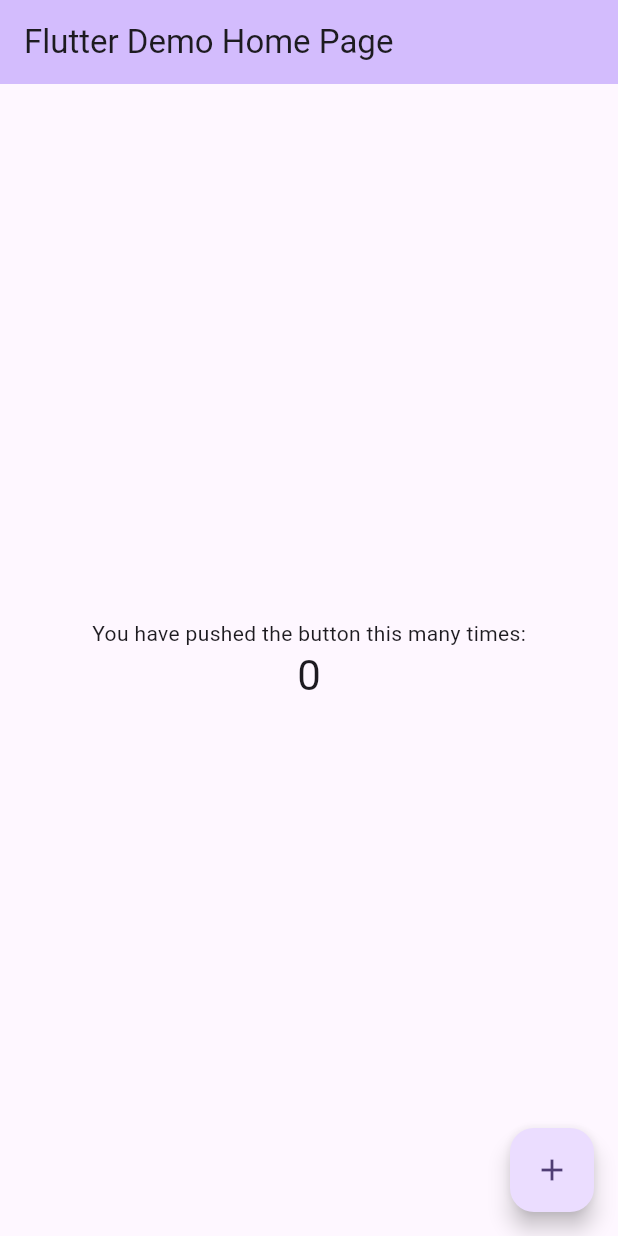
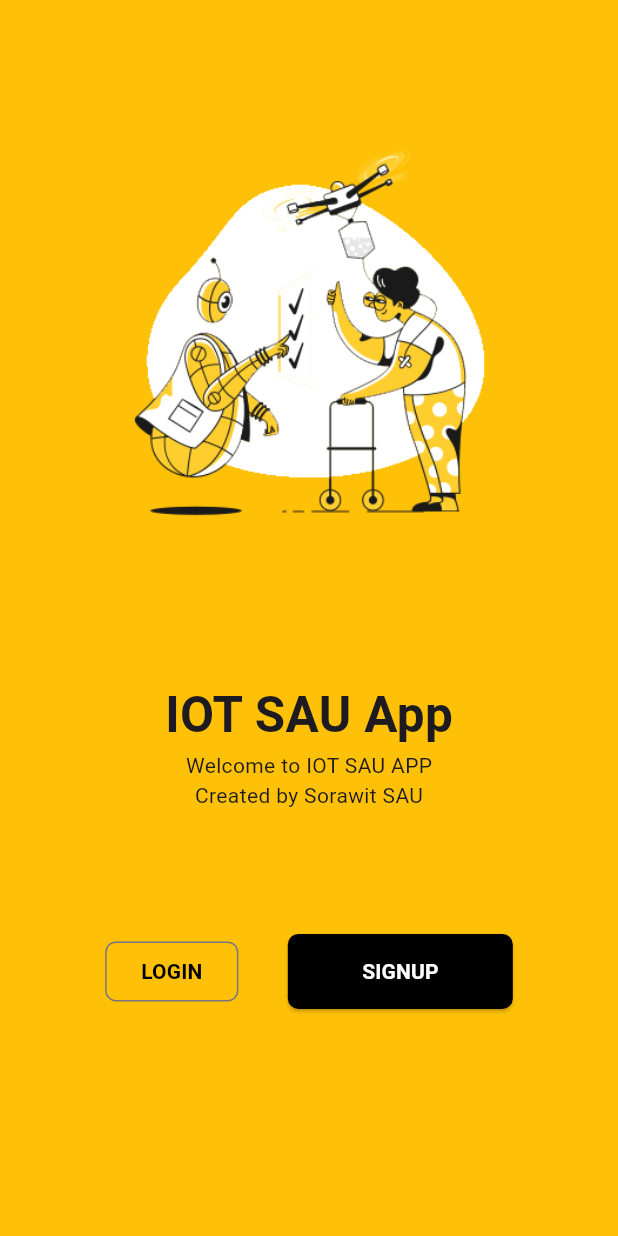
Before and after one commit to lSoLoVEl/iot_sau_first_mobile_project, a Flutter app: the screen it shows after launch, on a phone screen of 412 x 824 dp. Run offline on Flutter 3.47's test engine with Material 3 defaults, Android fonts, the phone set to English and light mode, and no system bars.

Commit message:
v1.2:ทำหน้าจอแรกเข้าใช้ของแอป พร้อมมีร

```diff
--- a/lib/main.dart
+++ b/lib/main.dart
@@ -1,125 +1,25 @@
 import 'package:flutter/material.dart';
+import 'package:iot_sau_frist_mobile_project/views/welcome_ui.dart';
+void main(){
+  runApp(
+    IOTSAUFirstMobile(),
+    );
+  //เรียกใช้ คลาส ที่เรียกใช้งาน widget หลักของแอป& : MaterialApp()
+}
+//++++++++++++++++++++++++++++++++++++++++++++++++++++++
+class IOTSAUFirstMobile extends StatefulWidget {
+  const IOTSAUFirstMobile({super.key});
 
-void main() {
-  runApp(const MyApp());
+  @override
+  State<IOTSAUFirstMobile> createState() => _IOTSAUFirstMobileState();
 }
 
-class MyApp extends StatelessWidget {
-  const MyApp({super.key});
-
-  // This widget is the root of your application.
+class _IOTSAUFirstMobileState extends State<IOTSAUFirstMobile> {
   @override
   Widget build(BuildContext context) {
     return MaterialApp(
-      title: 'Flutter Demo',
-      theme: ThemeData(
-        // This is the theme of your application.
-        //
-        // TRY THIS: Try running your application with "flutter run". You'll see
-        // the application has a purple toolbar. Then, without quitting the app,
-        // try changing the seedColor in the colorScheme below to Colors.green
-        // and then invoke "hot reload" (save your changes or press the "hot
-        // reload" button in a Flutter-supported IDE, or press "r" if you used
-        // the command line to start the app).
-        //
-        // Notice that the counter didn't reset back to zero; the application
-        // state is not lost during the reload. To reset the state, use hot
-        // restart instead.
-        //
-        // This works for code too, not just values: Most code changes can be
-        // tested with just a hot reload.
-        colorScheme: ColorScheme.fromSeed(seedColor: Colors.deepPurple),
-        useMaterial3: true,
-      ),
-      home: const MyHomePage(title: 'Flutter Demo Home Page'),
+      debugShowCheckedModeBanner: false,
+      home:WelcomeUI(),
     );
   }
 }
-
-class MyHomePage extends StatefulWidget {
-  const MyHomePage({super.key, required this.title});
-
-  // This widget is the home page of your application. It is stateful, meaning
-  // that it has a State object (defined below) that contains fields that affect
-  // how it looks.
-
-  // This class is the configuration for the state. It holds the values (in this
-  // case the title) provided by the parent (in this case the App widget) and
-  // used by the build method of the State. Fields in a Widget subclass are
-  // always marked "final".
-
-  final String title;
-
-  @override
-  State<MyHomePage> createState() => _MyHomePageState();
-}
-
-class _MyHomePageState extends State<MyHomePage> {
-  int _counter = 0;
-
-  void _incrementCounter() {
-    setState(() {
-      // This call to setState tells the Flutter framework that something has
-      // changed in this State, which causes it to rerun the build method below
-      // so that the display can reflect the updated values. If we changed
-      // _counter without calling setState(), then the build method would not be
-      // called again, and so nothing would appear to happen.
-      _counter++;
-    });
-  }
-
-  @override
-  Widget build(BuildContext context) {
-    // This method is rerun every time setState is called, for instance as done
-    // by the _incrementCounter method above.
-    //
-    // The Flutter framework has been optimized to make rerunning build methods
-    // fast, so that you can just rebuild anything that needs updating rather
-    // than having to individually change instances of widgets.
-    return Scaffold(
-      appBar: AppBar(
-        // TRY THIS: Try changing the color here to a specific color (to
-        // Colors.amber, perhaps?) and trigger a hot reload to see the AppBar
-        // change color while the other colors stay the same.
-        backgroundColor: Theme.of(context).colorScheme.inversePrimary,
-        // Here we take the value from the MyHomePage object that was created by
-        // the App.build method, and use it to set our appbar title.
-        title: Text(widget.title),
-      ),
-      body: Center(
-        // Center is a layout widget. It takes a single child and positions it
-        // in the middle of the parent.
-        child: Column(
-          // Column is also a layout widget. It takes a list of children and
-          // arranges them vertically. By default, it sizes itself to fit its
-          // children horizontally, and tries to be as tall as its parent.
-          //
-          // Column has various properties to control how it sizes itself and
-          // how it positions its children. Here we use mainAxisAlignment to
-          // center the children vertically; the main axis here is the vertical
-          // axis because Columns are vertical (the cross axis would be
-          // horizontal).
-          //
-          // TRY THIS: Invoke "debug painting" (choose the "Toggle Debug Paint"
-          // action in the IDE, or press "p" in the console), to see the
-          // wireframe for each widget.
-          mainAxisAlignment: MainAxisAlignment.center,
-          children: <Widget>[
-            const Text(
-              'You have pushed the button this many times:',
-            ),
-            Text(
-              '$_counter',
-              style: Theme.of(context).textTheme.headlineMedium,
-            ),
-          ],
-        ),
-      ),
-      floatingActionButton: FloatingActionButton(
-        onPressed: _incrementCounter,
-        tooltip: 'Increment',
-        child: const Icon(Icons.add),
-      ), // This trailing comma makes auto-formatting nicer for build methods.
-    );
-  }
-}
--- /dev/null
+++ b/lib/views/signin_ui.dart
@@ -0,0 +1,15 @@
+import 'package:flutter/material.dart';
+
+class SigninUI extends StatefulWidget {
+  const SigninUI({super.key});
+
+  @override
+  State<SigninUI> createState() => _SigninUIState();
+}
+
+class _SigninUIState extends State<SigninUI> {
+  @override
+  Widget build(BuildContext context) {
+    return  Scaffold();
+  }
+}
--- /dev/null
+++ b/lib/views/signup_ui.dart
@@ -0,0 +1,15 @@
+import 'package:flutter/material.dart';
+
+class SignupUI extends StatefulWidget {
+  const SignupUI({super.key});
+
+  @override
+  State<SignupUI> createState() => _SignupUIState();
+}
+
+class _SignupUIState extends State<SignupUI> {
+  @override
+  Widget build(BuildContext context) {
+    return  Scaffold();
+  }
+}
--- /dev/null
+++ b/lib/views/welcome_ui.dart
@@ -0,0 +1,98 @@
+// ignore_for_file: sort_child_properties_last
+
+import 'package:flutter/material.dart';
+
+class WelcomeUI extends StatefulWidget {
+  const WelcomeUI({super.key});
+
+  @override
+  State<WelcomeUI> createState() => _WelcomeUIState();
+}
+
+class _WelcomeUIState extends State<WelcomeUI> {
+  @override
+  Widget build(BuildContext context) {
+    return Scaffold(
+      backgroundColor: Colors.amber,
+      body: Center(
+        child: Column(
+          children: [
+            SizedBox(
+              height: MediaQuery.of(context).size.height * 0.1,
+            ),
+            Image.asset(
+              'assets/images/logo.png',
+              //width: 250.0, คนใช้หน้าจอใหญ่ก๋เล็กเท่าเดิม
+              width: MediaQuery.of(context).size.width * 0.7,
+            ),
+            SizedBox(
+              height: MediaQuery.of(context).size.height * 0.1,
+            ),
+            Text(
+              'IOT SAU App',
+              style: TextStyle(
+                fontSize: MediaQuery.of(context).size.height * 0.04,
+                fontWeight: FontWeight.bold,
+              ),
+            ),
+            Text(
+              'Welcome to IOT SAU APP',
+            ),
+            Text(
+              'Created by Sorawit SAU',
+            ),
+            SizedBox(
+              height: MediaQuery.of(context).size.height * 0.1,
+            ),
+            Row(
+              mainAxisAlignment: MainAxisAlignment.center,
+              children: [
+                OutlinedButton(
+                  onPressed: () {},
+                  child: Text(
+                    'LOGIN',
+                    style: TextStyle(
+                      fontWeight: FontWeight.bold,
+                      color: Colors.black,
+                    ),
+                  ),
+                  style: OutlinedButton.styleFrom(
+                    shape: RoundedRectangleBorder(
+                      borderRadius: BorderRadius.circular(
+                          7.0), //แนะนำให้ใส่เป้นตัวเลขกำหนดไปเลย
+                    ),
+                  ),
+                ),
+                SizedBox(
+                  width: MediaQuery.of(context).size.height * 0.04,
+                ),
+                ElevatedButton(
+                  onPressed: () {},
+                  child: Text(
+                    'SIGNUP',
+                    style: TextStyle(
+                      fontWeight: FontWeight.bold,
+                      color: Colors.white,
+
+                    ),
+                  ),
+                  style: ElevatedButton.styleFrom(
+                    fixedSize: Size(
+                      150,50
+                    ),
+                    backgroundColor: Colors.black,
+                    shape: RoundedRectangleBorder(
+                      borderRadius: BorderRadius.circular(
+                          7.0), //แนะนำให้ใส่เป้นตัวเลขกำหนดไปเลย
+                ),
+                    ),
+                  ),
+
+              ],
+            ),
+          ],
+        ),
+      ),
+    );
+  }
+}
```
